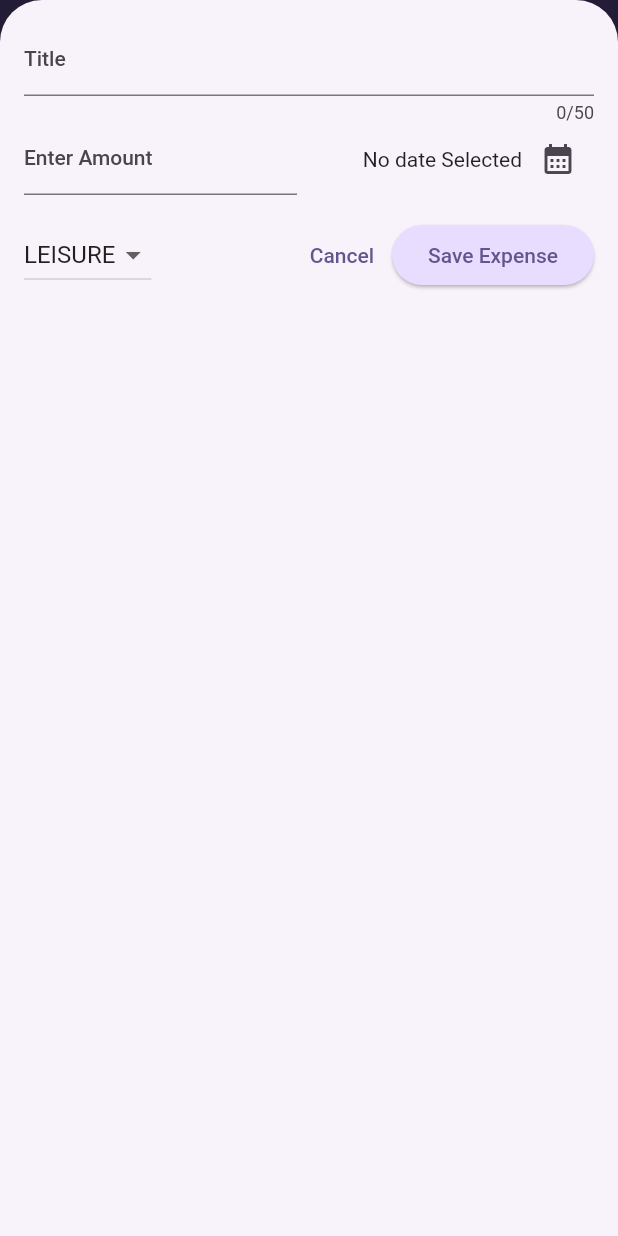
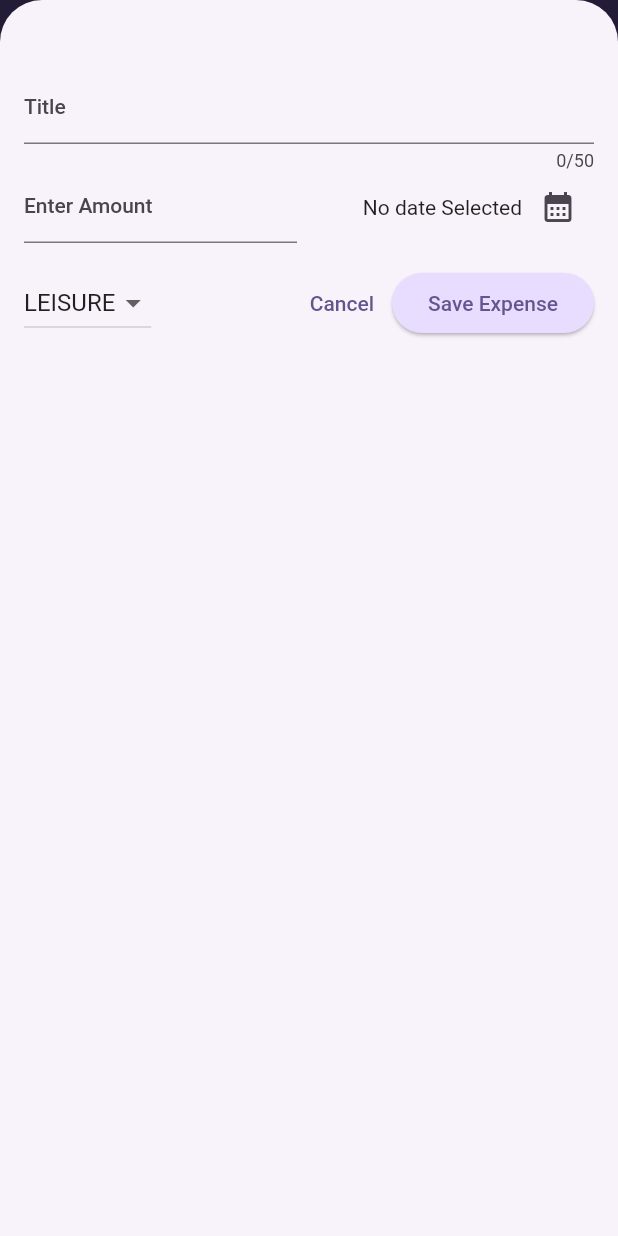
Before and after one commit to EphriamHab/expense_tracker_flutter, a Flutter app: the screen it shows after launch, after a tap on the "add" icon, on a phone screen of 412 x 824 dp. Run offline on Flutter 3.47's test engine with Material 2 defaults, Android fonts, the phone set to English and light mode, and no system bars.

Commit message:
new expense

```diff
--- a/lib/widgets/new_expense.dart
+++ b/lib/widgets/new_expense.dart
@@ -2,7 +2,9 @@ import 'package:flutter/material.dart';
 import 'package:expense_tracker_flutter/models/expense.dart';
 
 class NewExpense extends StatefulWidget {
-  const NewExpense({super.key});
+  const NewExpense({super.key, required this.onAddExpense});
+
+  final Function(Expense expense) onAddExpense;
 
   @override
   State<NewExpense> createState() {
@@ -32,7 +34,7 @@ class _NewExpenseState extends State<NewExpense> {
 
   void _submitExpenseData() {
     final enteredAmount = double.tryParse(_amountController.text);
-    final amountIsInvalid = enteredAmount == null ||enteredAmount <= 0;
+    final amountIsInvalid = enteredAmount == null || enteredAmount <= 0;
     if (_titleController.text.trim().isEmpty ||
         amountIsInvalid ||
         _selectedDate == null) {
@@ -52,6 +54,12 @@ class _NewExpenseState extends State<NewExpense> {
               ));
       return;
     }
+    widget.onAddExpense(Expense(
+        title: _titleController.text,
+        amount: enteredAmount,
+        date: _selectedDate!,
+        category: _selectedCategory));
+    Navigator.pop(context);
   }
 
   @override
@@ -64,7 +72,7 @@ class _NewExpenseState extends State<NewExpense> {
   @override
   Widget build(BuildContext context) {
     return Padding(
-      padding: const EdgeInsets.all(16),
+      padding: const EdgeInsets.fromLTRB(16, 48, 16, 16),
       child: Column(children: [
         TextField(
           controller: _titleController,
```
